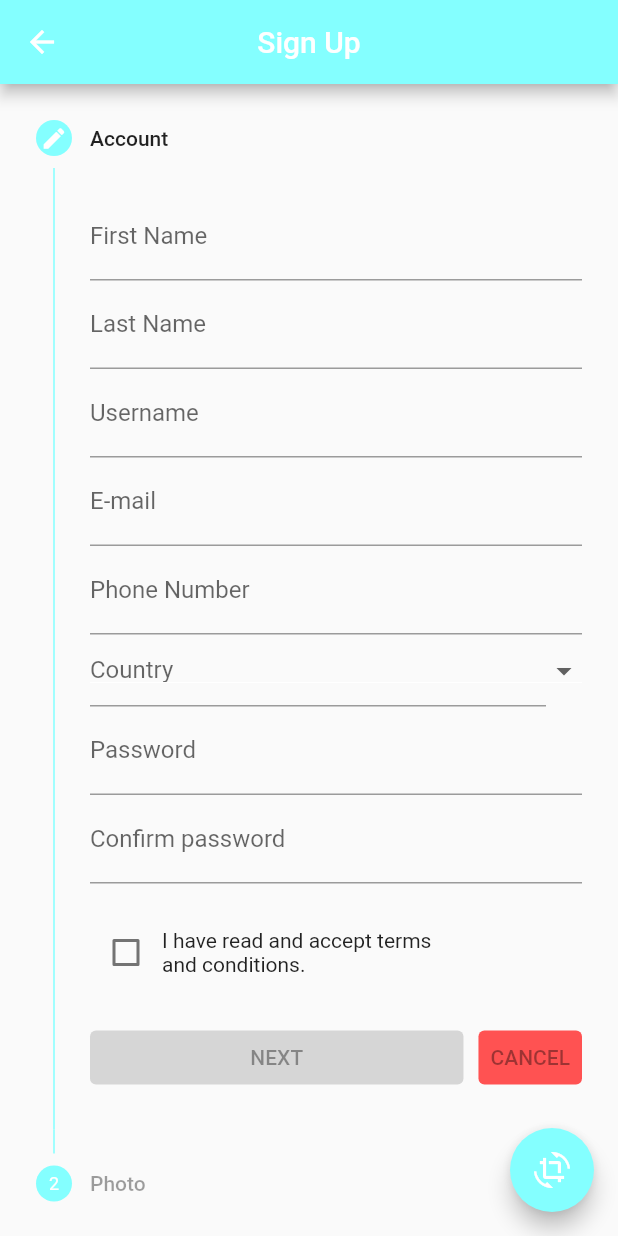
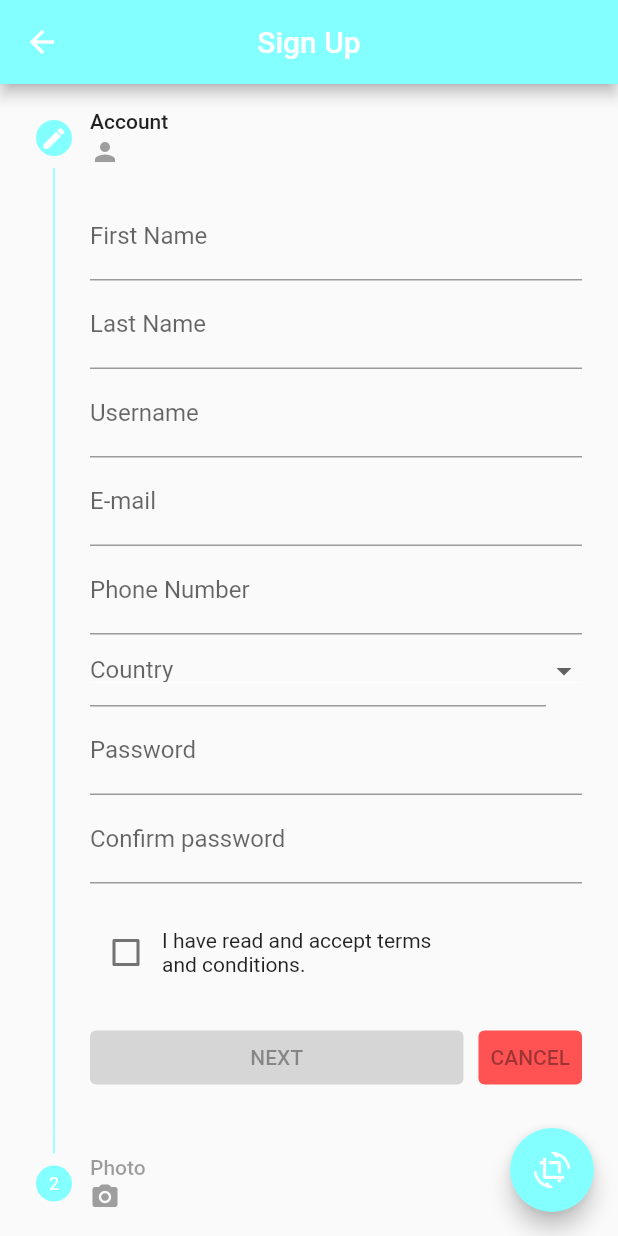
Before and after one commit to wajihtl/stage_flutter, a Flutter app: the Profile_loggedOut_S widget shown alone on an empty page, opened directly, after a tap on "CREATE NEW ACCOUNT", on a phone screen of 412 x 824 dp. Run offline on Flutter 3.47's test engine with Material 2 defaults, Android fonts, the phone set to English and light mode, and no system bars; our stand-ins replace curved_navigation_bar, font_awesome_flutter, image_picker.

Commit message:
search + retouchees stepper

```diff
--- a/lib/screens/SingUpPage.dart
+++ b/lib/screens/SingUpPage.dart
@@ -5,6 +5,10 @@ import 'package:flutter/material.dart';
 import 'package:image_picker/image_picker.dart';
 
 class SignUpPage extends StatefulWidget {
+  final Color Theme;
+
+  const SignUpPage({Key key, this.Theme}) : super(key: key);
+
   @override
   _SignUpPageState createState() => _SignUpPageState();
 }
@@ -14,6 +18,9 @@ class _SignUpPageState extends State<SignUpPage> {
   StepperType stepperType = StepperType.vertical;
   File _image;
   List<File> _pickedIamages = [];
+  Color _stepper_color1 = Colors.grey;
+
+  Color _stepper_color2 = Colors.grey;
 
   String _dropdownValue = "Country";
   bool agree = false;
@@ -40,7 +47,7 @@ class _SignUpPageState extends State<SignUpPage> {
   Widget build(BuildContext context) {
     return Scaffold(
       appBar: AppBar(
-        backgroundColor: Colors.cyanAccent[100],
+        backgroundColor: widget.Theme,
         // automaticallyImplyLeading: false,
         title: Text('Sign Up'),
         centerTitle: true,
@@ -52,9 +59,8 @@ class _SignUpPageState extends State<SignUpPage> {
               child: Container(
                 child: Theme(
                   data: ThemeData(
-                      primaryColor: Colors.cyanAccent[100],
-                      colorScheme:
-                          ColorScheme.light(primary: Colors.cyanAccent[100])),
+                      primaryColor: widget.Theme,
+                      colorScheme: ColorScheme.light(primary: widget.Theme)),
                   child: Stepper(
                     type: stepperType,
                     physics: ScrollPhysics(),
@@ -73,8 +79,9 @@ class _SignUpPageState extends State<SignUpPage> {
                                   child: TextButton(
                                     style: TextButton.styleFrom(
                                         primary: Colors.white,
-                                        backgroundColor: agree ?
-                                            Colors.cyanAccent[100] : Colors.grey[350]),
+                                        backgroundColor: agree
+                                            ? widget.Theme
+                                            : Colors.grey[350]),
                                     onPressed: agree ? onStepContinue : null,
                                     child: Text('NEXT'),
                                   ),
@@ -97,8 +104,9 @@ class _SignUpPageState extends State<SignUpPage> {
                                 TextButton(
                                   style: TextButton.styleFrom(
                                       primary: Colors.white,
-                                      backgroundColor: agree ?
-                                      Colors.cyanAccent[100] : Colors.grey[350]),
+                                      backgroundColor: agree
+                                          ? widget.Theme
+                                          : Colors.grey[350]),
                                   onPressed: agree ? onStepContinue : null,
                                   child: Text('NEXT'),
                                 ),
@@ -115,7 +123,12 @@ class _SignUpPageState extends State<SignUpPage> {
                     },
                     steps: <Step>[
                       Step(
-                        title: new Text('Account'),
+                        subtitle: Icon(
+                          Icons.person,
+                          size: 20,
+                          color: _stepper_color1,
+                        ),
+                        title: Text('Account'),
                         content: Column(
                           children: <Widget>[
                             TextFormField(
@@ -193,11 +206,14 @@ class _SignUpPageState extends State<SignUpPage> {
                         state: _currentStep == 0
                             ? StepState.editing
                             : StepState.complete,
-
-
                       ),
                       Step(
-                        title: new Text('Photo'),
+                        subtitle: Icon(
+                          Icons.camera_alt_rounded,
+                          size: 20,
+                          color: _stepper_color2,
+                        ),
+                        title: Text('Photo'),
                         content: Column(
                           children: <Widget>[
                             GestureDetector(
@@ -261,7 +277,7 @@ class _SignUpPageState extends State<SignUpPage> {
         ),
       ),
       floatingActionButton: FloatingActionButton(
-        backgroundColor: Colors.cyanAccent[100],
+        backgroundColor: widget.Theme,
         child: Icon(Icons.crop_rotate),
         onPressed: switchStepsType,
       ),
@@ -280,12 +296,42 @@ class _SignUpPageState extends State<SignUpPage> {
 
   continued() {
     _currentStep < 1 ? setState(() => _currentStep += 1) : null;
+
+    switch (_currentStep) {
+      case 0:
+        setState(() {
+          _stepper_color1 = Colors.grey;
+          _stepper_color2 = Colors.grey;
+        });
+        break;
+      case 1:
+        setState(() {
+          _stepper_color1 = Colors.green;
+          _stepper_color2 = Colors.grey;
+        });
+        break;
+    }
   }
 
   cancel() {
     _currentStep == 0
         ? Navigator.pop(context)
         : setState(() => _currentStep -= 1);
+
+    switch (_currentStep) {
+      case 0:
+        setState(() {
+          _stepper_color1 = Colors.grey;
+          _stepper_color2 = Colors.grey;
+        });
+        break;
+      case 1:
+        setState(() {
+          _stepper_color1 = Colors.green;
+          _stepper_color2 = Colors.grey;
+        });
+        break;
+    }
     // _currentStep > 0 ? setState(() => _currentStep -= 1) : null;
   }
 }
--- a/lib/tabs/Sender/Profile_loggedOut_S.dart
+++ b/lib/tabs/Sender/Profile_loggedOut_S.dart
@@ -45,7 +45,7 @@ class Profile_loggedOut_S extends StatelessWidget {
               padding: const EdgeInsets.all(10.0),
               child: FlatButton(
                 child: Text(
-                  'LOGIN',
+                  'Login',
                   style: TextStyle(
                     fontSize: 18,
                   ),
@@ -57,9 +57,11 @@ class Profile_loggedOut_S extends StatelessWidget {
                 color: Colors.cyanAccent[100],
                 textColor: Colors.white,
                 onPressed: () => Navigator.push(
-                  context,
-                  MaterialPageRoute(builder: (context) => LoginPage()),
-                ),
+                    context,
+                    MaterialPageRoute(
+                        builder: (context) => LoginPage(
+                              Theme: Colors.cyanAccent[100],
+                            ))),
               ),
             ),
             Padding(
@@ -79,7 +81,10 @@ class Profile_loggedOut_S extends StatelessWidget {
                 textColor: Colors.white,
                 onPressed: () => Navigator.push(
                   context,
-                  MaterialPageRoute(builder: (context) => SignUpPage()),
+                  MaterialPageRoute(
+                      builder: (context) => SignUpPage(
+                            Theme: Colors.cyanAccent[100],
+                          )),
                 ),
               ),
             ),
--- a/lib/tabs/Traveler/Chat_T.dart
+++ b/lib/tabs/Traveler/Chat_T.dart
@@ -12,7 +12,7 @@ class _ChatTab_TState extends State<ChatTab_T> {
   Widget build(BuildContext context) {
     return Container(
       child: ListView.builder(
-        padding: const EdgeInsets.all(16),
+        padding: EdgeInsets.all(16),
         itemBuilder: (context, i) {
           return ChatCard_T();
         },
--- a/lib/tabs/Traveler/Notifs_T.dart
+++ b/lib/tabs/Traveler/Notifs_T.dart
@@ -12,7 +12,7 @@ class _NotifsTab_TState extends State<NotifsTab_T> {
   Widget build(BuildContext context) {
     return Container(
       child: ListView.builder(
-        padding: const EdgeInsets.all(16),
+        padding:  EdgeInsets.all(16),
         itemBuilder: (context, i) {
           return NotifsCard_T();
         },
--- a/lib/widgets/Sender/App_bar_S.dart
+++ b/lib/widgets/Sender/App_bar_S.dart
@@ -1,6 +1,6 @@
 import 'package:flutter/material.dart';
 
-Widget appBar_S(title) {
+Widget appBar_S(title,search) {
   return AppBar(
     elevation: 0.0,
     backgroundColor: Colors.cyanAccent[100],
@@ -11,8 +11,8 @@ Widget appBar_S(title) {
     ),
     actions: <Widget>[
       IconButton(
-        icon: Icon(
-          Icons.search_sharp,
+        icon: Icon( search?
+          Icons.search_sharp : null ,
         ),
         onPressed: () => {},
       ),
--- a/lib/widgets/Traveler/App_bar_T.dart
+++ b/lib/widgets/Traveler/App_bar_T.dart
@@ -1,6 +1,6 @@
 import 'package:flutter/material.dart';
 
-Widget appBar_T(title) {
+Widget appBar_T(title,search) {
   return AppBar(
     elevation: 0.0,
     backgroundColor: Colors.purpleAccent[700],
@@ -12,9 +12,11 @@ Widget appBar_T(title) {
     actions: <Widget>[
       IconButton(
         icon: Icon(
-          Icons.search_sharp,
+          search?
+          Icons.search_sharp:null,
         ),
         onPressed: () => {},
+
       ),
 
     ],
--- a/lib/widgets/Traveler/ChatCard_T.dart
+++ b/lib/widgets/Traveler/ChatCard_T.dart
@@ -5,7 +5,7 @@ Widget ChatCard_T() {
   return Card(
           elevation: 2,
           child: Padding(
-            padding: const EdgeInsets.all(8.0),
+            padding:  EdgeInsets.all(8.0),
             child: Row(
               mainAxisAlignment: MainAxisAlignment.start,
               crossAxisAlignment: CrossAxisAlignment.center,
```
Also changed, not shown: lib/screens/LoginPage.dart (+11 -11 lines), lib/screens/Search_T.dart (added, +217 -0 lines), lib/screens/scnd_screen.dart (+30 -12 lines), lib/tabs/Traveler/Profile_loggedOut_T.dart (+6 -2 lines), lib/widgets/Sender/Drawer_S.dart (+11 -0 lines), lib/widgets/Sender/Navigation_S.dart (+8 -7 lines), lib/widgets/Traveler/Drawer_T.dart (+11 -0 lines), lib/widgets/Traveler/Navigation_T.dart (+6 -1 lines).
